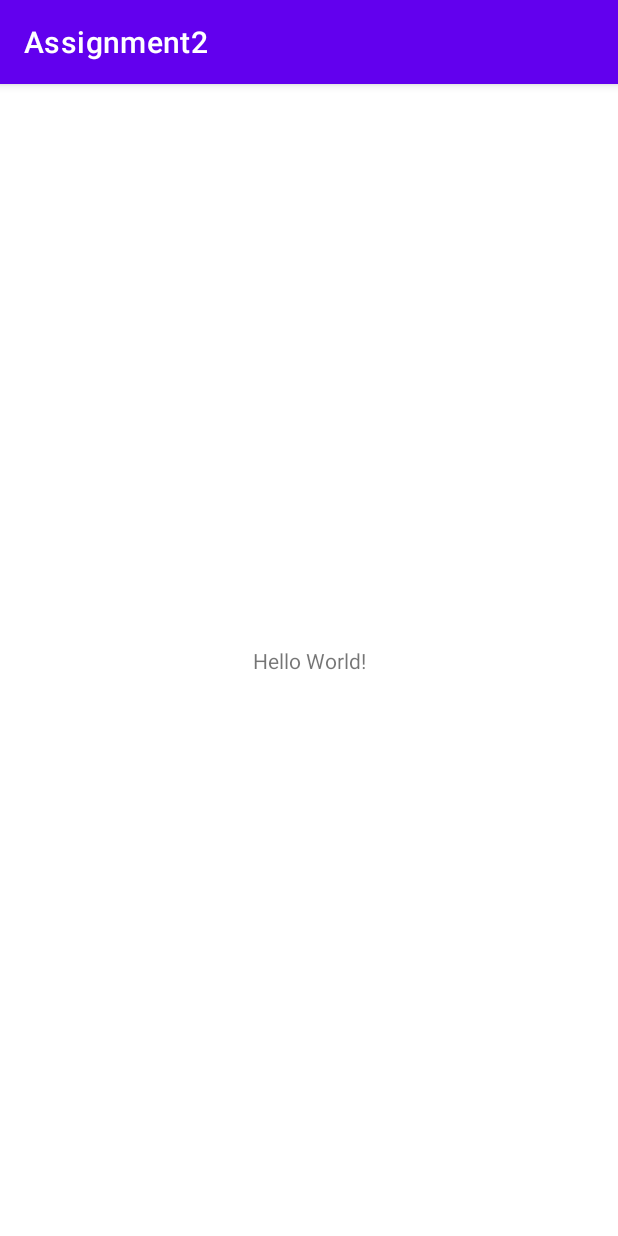
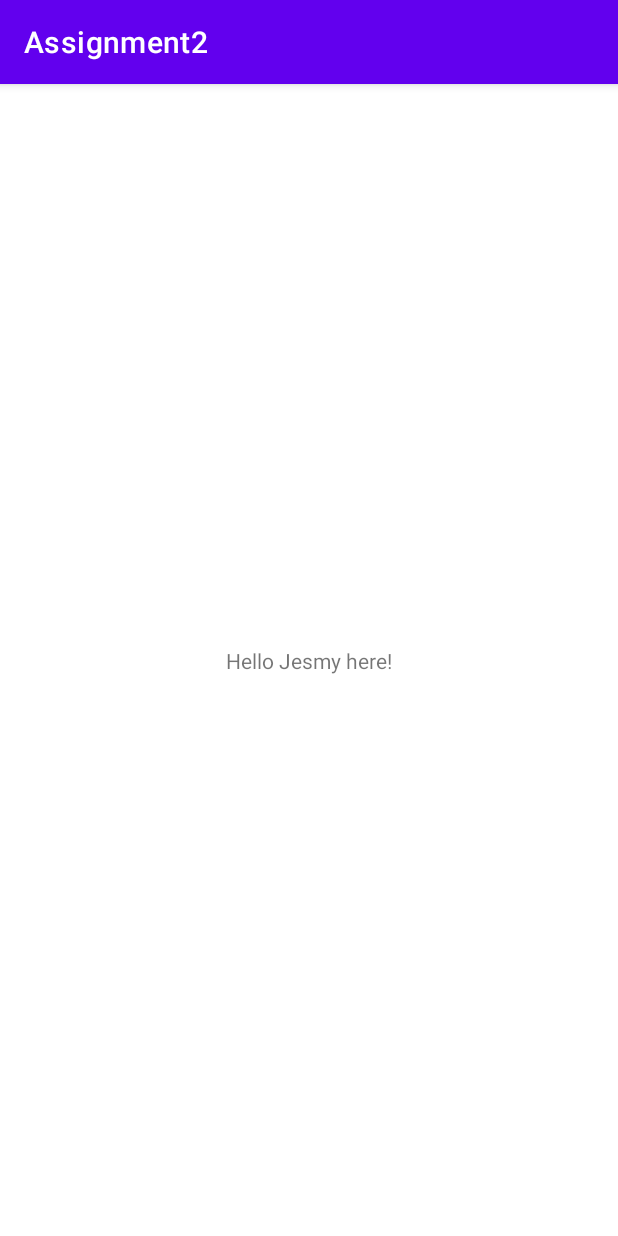
Before and after one commit to Joyfuljesmy/Asignment-3, an Android app: the screen it shows after launch (MainActivity), on a phone screen of 412 x 824 dp. Run offline under Robolectric (Android 15) with nearby library versions, the phone set to English and light mode, and no system bars.

Commit message:
text change

```diff
--- a/app/src/main/res/layout/activity_main.xml
+++ b/app/src/main/res/layout/activity_main.xml
@@ -9,7 +9,7 @@
     <TextView
         android:layout_width="wrap_content"
         android:layout_height="wrap_content"
-        android:text="Hello World!"
+        android:text="Hello Jesmy here!"
         app:layout_constraintBottom_toBottomOf="parent"
         app:layout_constraintLeft_toLeftOf="parent"
         app:layout_constraintRight_toRightOf="parent"
```
